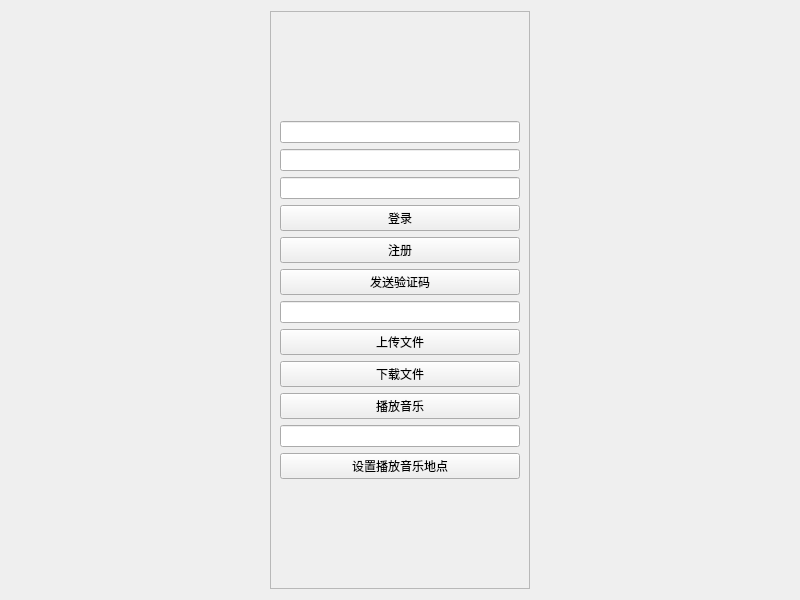
Above: widget.ui from huanheart/qt-distributed-system before the change. Below: the same form after it.
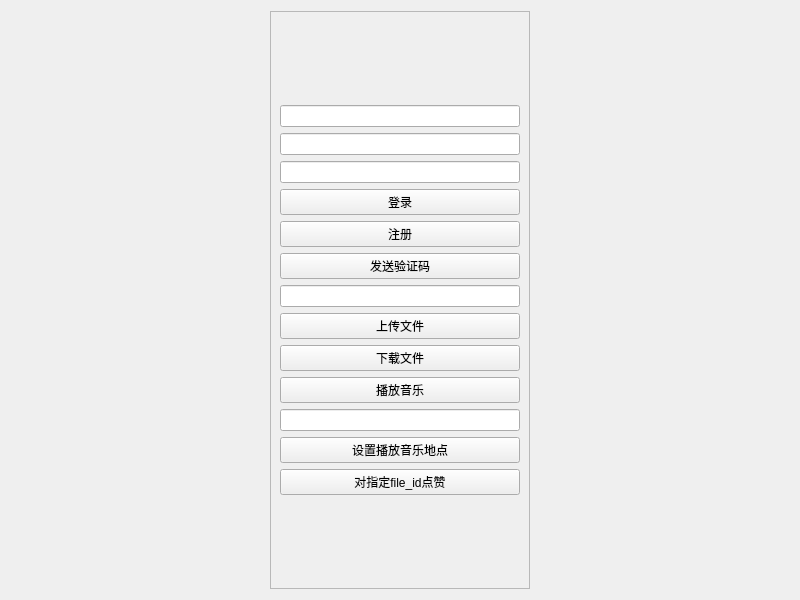
That is the form after the change.

Commit message: 点赞业务完成，并验证成功

What changed in the file:
```diff
--- a/widget.ui
+++ b/widget.ui
@@ -121,6 +121,13 @@
         </property>
        </widget>
       </item>
+      <item>
+       <widget class="QPushButton" name="like">
+        <property name="text">
+         <string>对指定file_id点赞</string>
+        </property>
+       </widget>
+      </item>
       <item>
        <spacer name="verticalSpacer_2">
         <property name="orientation">
```
The commit also changes 5 other files.
